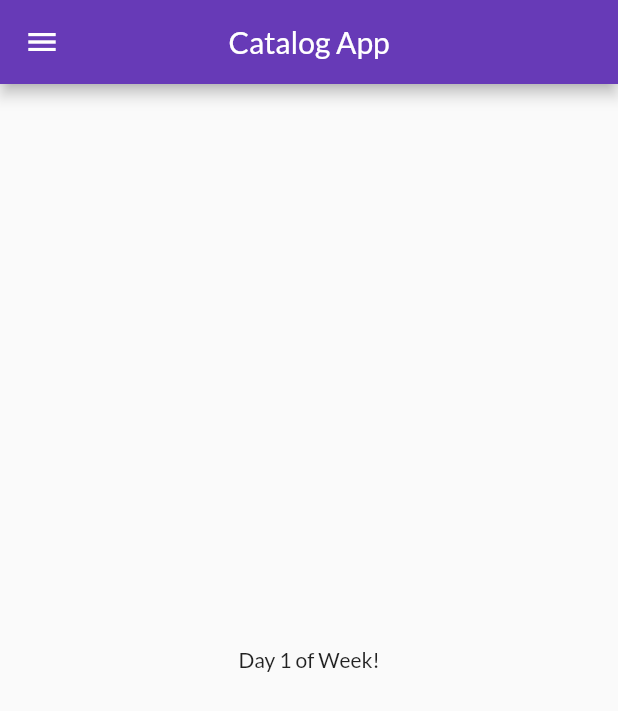
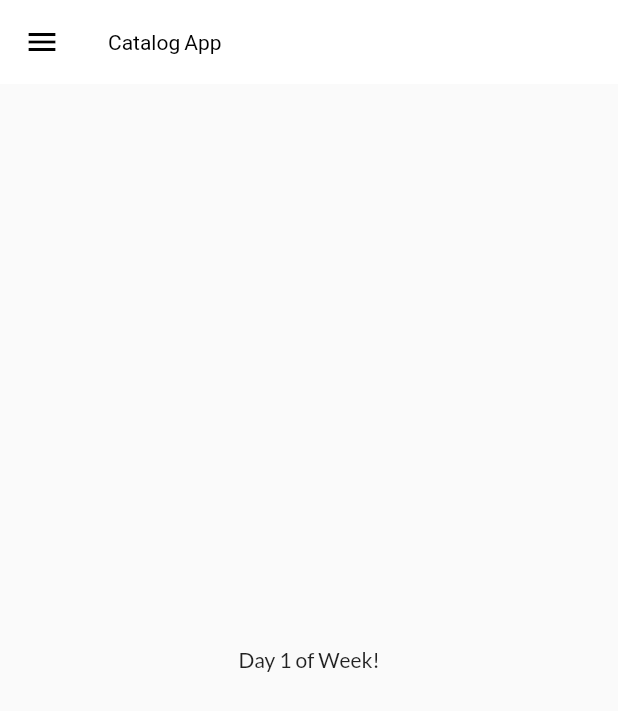
Before and after one commit to asmit-gupta/Catalog_App_flutter, a Flutter app: the screen it shows after launch, on a phone screen of 412 x 824 dp. Shown: the top 711 px of the screen. Run offline on Flutter 3.47's test engine with Material 2 defaults, Android fonts, the phone set to English and light mode, and no system bars; our stand-ins replace google_fonts.

Commit message:
theme done

```diff
--- a/lib/main.dart
+++ b/lib/main.dart
@@ -4,7 +4,7 @@ import 'package:flutter/material.dart';
 import 'package:flutter_catalog/pages/home_page.dart';
 import 'package:flutter_catalog/pages/login_page.dart';
 import 'package:flutter_catalog/utils/routes.dart';
-import 'package:google_fonts/google_fonts.dart';
+import 'package:flutter_catalog/widgets/themes.dart';
 
 void main() {
   runApp(MyApp());
@@ -17,11 +17,8 @@ class MyApp extends StatelessWidget {
   Widget build(BuildContext context) {
     return MaterialApp(
       themeMode: ThemeMode.light,
-      theme: ThemeData(
-        primarySwatch: Colors.deepPurple,
-        fontFamily: GoogleFonts.lato().fontFamily,
-      ),
-      darkTheme: ThemeData(brightness: Brightness.dark),
+      theme: MyTheme.lightTheme(context),
+      darkTheme: MyTheme.darkTheme(context),
       debugShowCheckedModeBanner: false,
       initialRoute: MyRoutes.homeroute,
       routes: {
--- a/lib/pages/home_page.dart
+++ b/lib/pages/home_page.dart
@@ -1,6 +1,8 @@
 // ignore_for_file: avoid_unnecessary_containers, prefer_const_constructors
 
 import 'package:flutter/material.dart';
+// import 'package:flutter_catalog/main.dart';
+import 'package:flutter_catalog/widgets/drawer.dart';
 
 class HomePage extends StatelessWidget {
   const HomePage({super.key});
@@ -10,7 +12,6 @@ class HomePage extends StatelessWidget {
   Widget build(BuildContext context) {
     return Scaffold(
       appBar: AppBar(
-        centerTitle: true,
         title: Text("Catalog App"),
       ),
       body: Center(
@@ -18,7 +19,7 @@ class HomePage extends StatelessWidget {
           child: Text("Day $days of Week!"),
         ),
       ),
-      drawer: Drawer(),
+      drawer: MyDrawer(),
     );
   }
 }
--- /dev/null
+++ b/lib/widgets/themes.dart
@@ -0,0 +1,23 @@
+// ignore_for_file: prefer_const_constructors
+
+import 'package:flutter/material.dart';
+import 'package:google_fonts/google_fonts.dart';
+
+class MyTheme {
+  static ThemeData lightTheme(BuildContext context) => ThemeData(
+        primarySwatch: Colors.deepPurple,
+        fontFamily: GoogleFonts.lato().fontFamily,
+        appBarTheme: AppBarTheme(
+          color: Colors.white,
+          elevation: 0.0,
+          iconTheme: IconThemeData(color: Colors.black),
+          titleTextStyle: TextStyle(
+            color: Colors.black,
+          ),
+        ),
+      );
+
+  static ThemeData darkTheme(BuildContext context) => ThemeData(
+        brightness: Brightness.dark,
+      );
+}
```
Also changed, not shown: lib/widgets/drawer.dart (+53 -2 lines).
